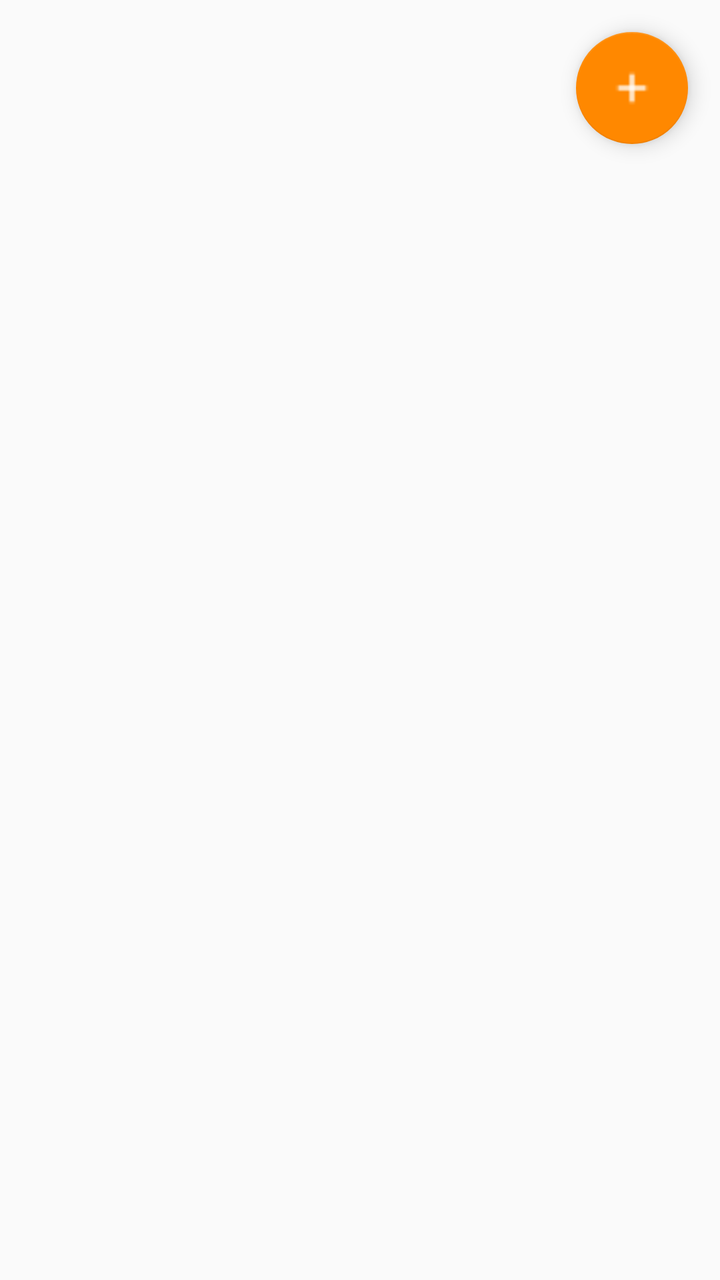
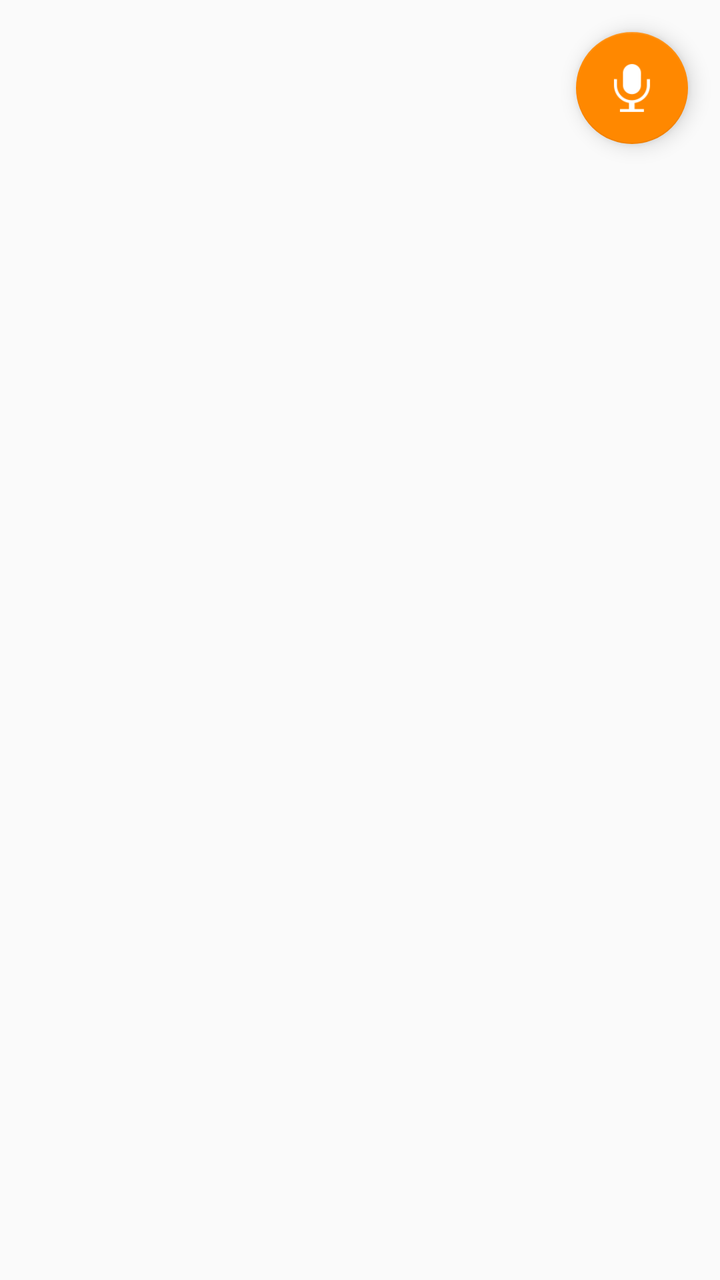

Two renders of the same Android screen: before a commit and after it. Below are the layout's source before the change and the commit's diff.
<!-- AndroidManifest.xml: application theme AppTheme -->
<!-- res/layout/record_button_fragment.xml -->
<?xml version="1.0" encoding="utf-8"?>
<LinearLayout
    xmlns:android="http://schemas.android.com/apk/res/android"
    xmlns:app="http://schemas.android.com/apk/res-auto"
    android:orientation="vertical"
    android:layout_width="wrap_content"
    android:layout_height="wrap_content"
    android:layout_centerHorizontal="true"
    android:background="@android:color/transparent">

    <com.google.android.material.floatingactionbutton.FloatingActionButton
        android:id="@+id/button_record"
        android:layout_width="wrap_content"
        android:layout_height="wrap_content"
        android:layout_gravity="bottom|end"
        android:layout_margin="@dimen/fab_margin"
        android:layout_marginBottom="20dp"
        android:layout_marginEnd="30dp"
        app:srcCompat="@drawable/baseline_add_white_18dp"/>

</LinearLayout>
<!-- resources referenced by this layout -->
<resources>
  <dimen name="fab_margin">16dp</dimen>
  <!-- drawable baseline_add_white_18dp: png bitmap (drawable, 102 bytes) -->
  <style name="AppTheme" parent="Theme.AppCompat.Light.DarkActionBar">
          
          <item name="colorPrimary">@android:color/white</item>
          <item name="colorPrimaryDark">@android:color/holo_orange_light</item>
          <item name="colorAccent">@android:color/holo_orange_dark</item>
      </style>
</resources>

<!-- the commit's change to res/layout/record_button_fragment.xml (unified diff, before → after) -->
@@ -16,6 +16,6 @@
         android:layout_margin="@dimen/fab_margin"
         android:layout_marginBottom="20dp"
         android:layout_marginEnd="30dp"
-        app:srcCompat="@drawable/baseline_add_white_18dp"/>
+        app:srcCompat="@drawable/microphone_white"/>
 
 </LinearLayout>
<!-- resource entries referenced after the edit -->
@@ -1,7 +1,7 @@
 <!-- resources referenced by this layout -->
 <resources>
   <dimen name="fab_margin">16dp</dimen>
-  <!-- drawable baseline_add_white_18dp: png bitmap (drawable, 102 bytes) -->
+  <!-- drawable microphone_white: png bitmap (drawable, 1173 bytes) -->
   <style name="AppTheme" parent="Theme.AppCompat.Light.DarkActionBar">
           
           <item name="colorPrimary">@android:color/white</item>
